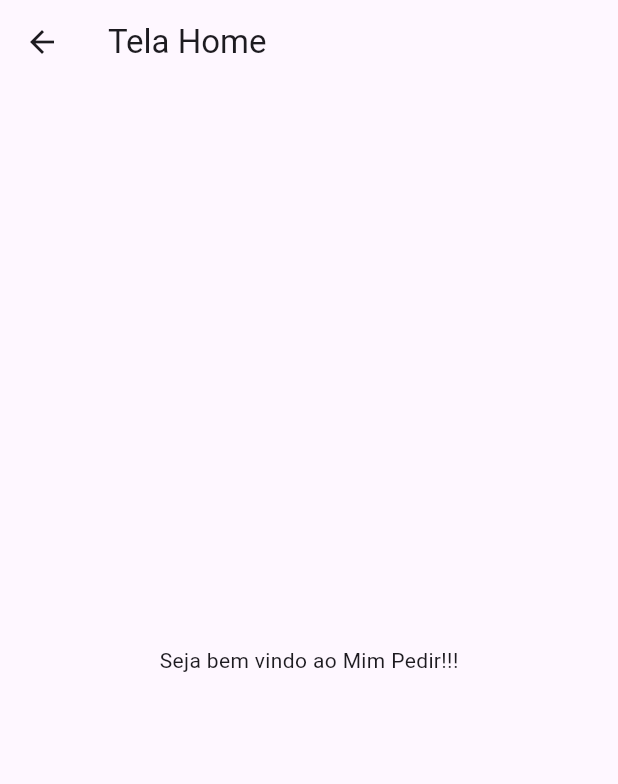
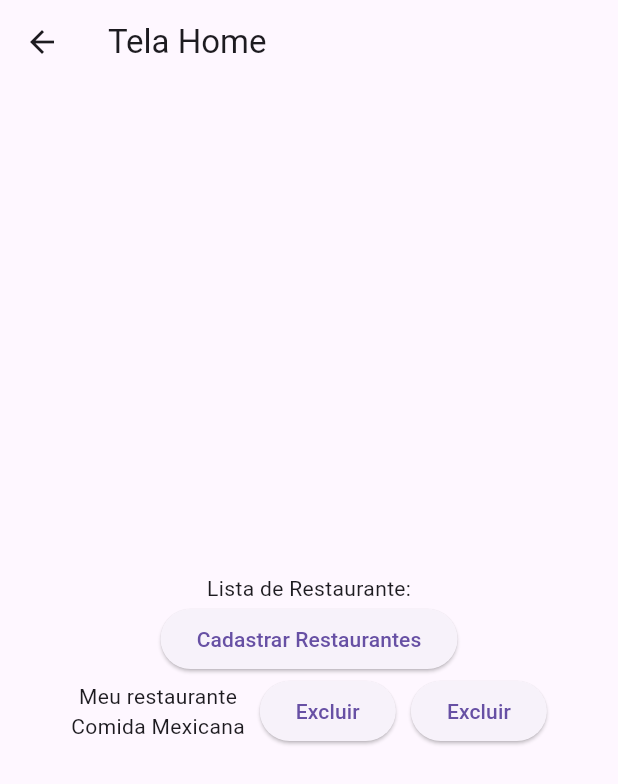
Before and after one commit to ygborges/mimpedir1, a Flutter app: the TelaHome screen opened directly, on a phone screen of 412 x 824 dp. Shown: the top 784 px of the screen. Run offline on Flutter 3.47's test engine with Material 3 defaults, Android fonts, the phone set to English and light mode, and no system bars; our stand-ins replace sqflite; accounts and stored records are empty.

Commit message:
criação da tela de cadastro e de restaurante

```diff
--- a/lib/tela_home.dart
+++ b/lib/tela_home.dart
@@ -1,4 +1,5 @@
 import 'package:flutter/material.dart';
+import 'package:mimpedir/tela_cad_restaurante.dart';
 
 class TelaHome extends StatelessWidget{
   TelaHome({super.key});
@@ -7,8 +8,33 @@ class TelaHome extends StatelessWidget{
   Widget build(BuildContext context) {
     return Scaffold(
       appBar: AppBar(title: const Text('Tela Home')),
-      body: Center(
-        child: Text('Seja bem vindo ao Mim Pedir!!!'),
+      body: Padding(padding: const EdgeInsets.all(20),
+        child: Column(
+          mainAxisAlignment: MainAxisAlignment.center,
+          children: [
+            Text("Lista de Restaurante:"),
+            ElevatedButton(onPressed: (){
+              Navigator.push(context, MaterialPageRoute(builder: (context) => TelaCadRestaurante()));
+            }
+                ,child: Text("Cadastrar Restaurantes")),
+            Row(
+              mainAxisAlignment: MainAxisAlignment.center,
+              children:
+              [
+                Column(
+                  children: [
+                    Text("Meu restaurante"),
+                    Text("Comida Mexicana")
+                  ],
+                ),
+                SizedBox(width: 10),
+                ElevatedButton(onPressed: (){}, child: Text("Excluir")),
+                SizedBox(width: 10),
+                ElevatedButton(onPressed: (){}, child: Text("Excluir")),
+              ],
+            )
+          ],
+        ),
       ),
     );
   }
--- a/pubspec.yaml
+++ b/pubspec.yaml
@@ -63,7 +63,7 @@ flutter:
 
   # To add assets to your application, add an assets section, like this:
   assets:
-    - assets/Solucao_completa.db
+    - assets/Solucao_Completa.db
  # - images/a_dot_ham.jpeg
 
   # An image asset can refer to one or more resolution-specific "variants", see
```
Also changed, not shown: lib/tela_cad_restaurante.dart (added, +45 -0 lines).
